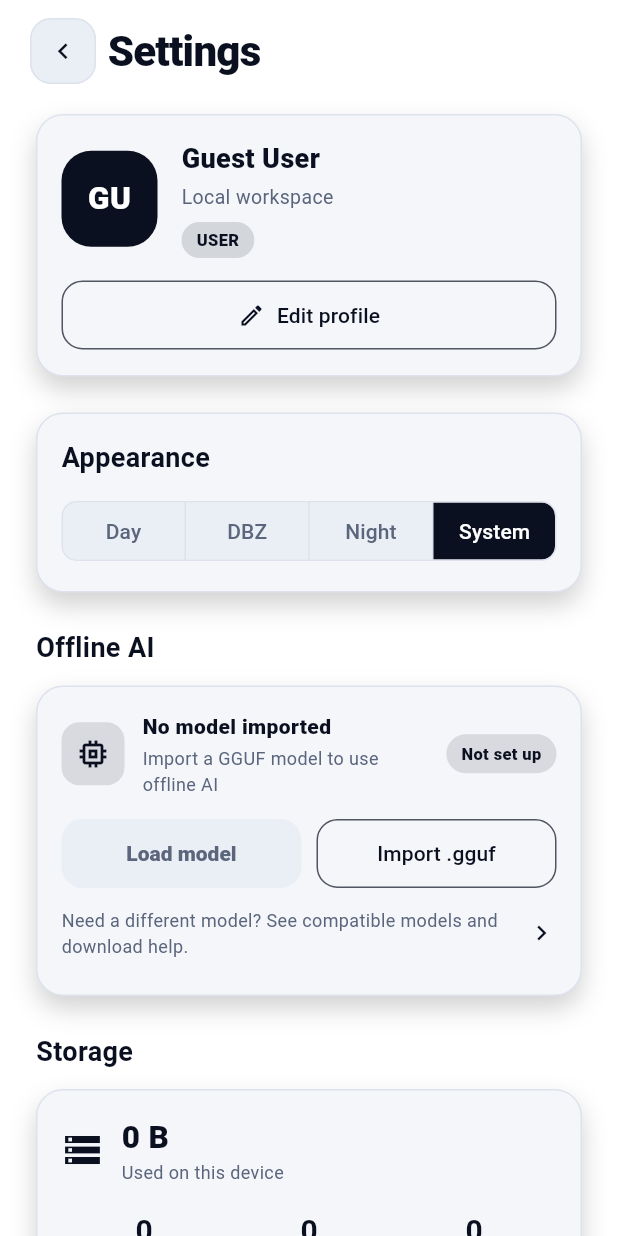
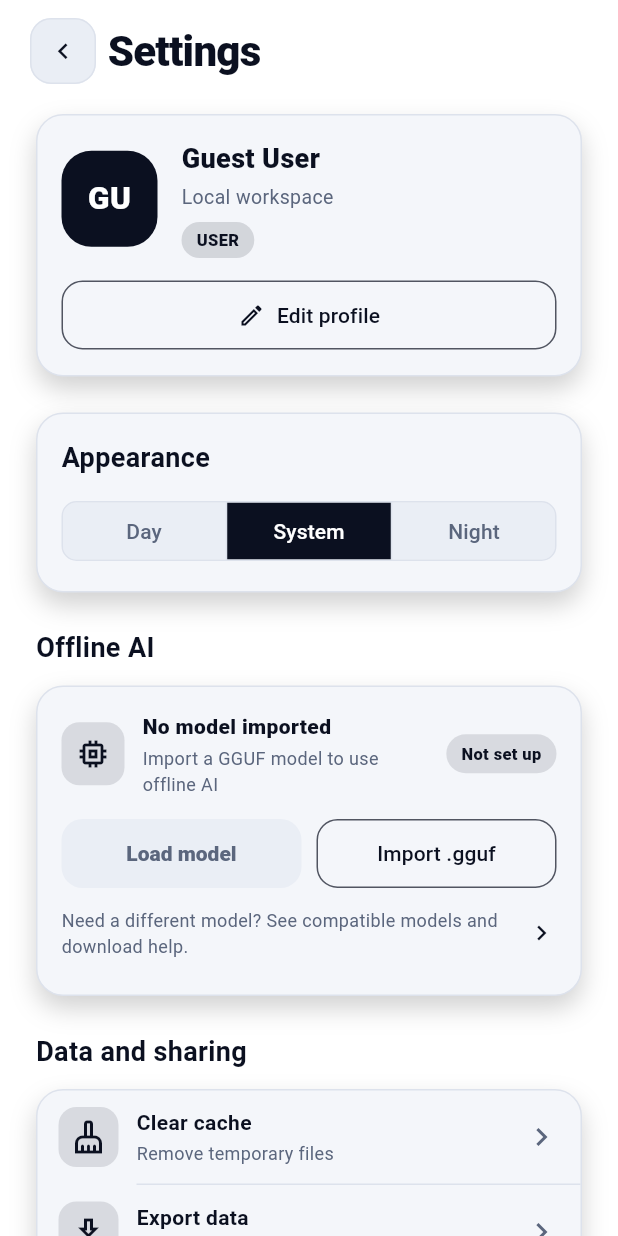
Before and after one commit to jomariebernales3-cell/convert2file, a Flutter app: the SettingsScreen screen opened by its route, on a phone screen of 412 x 824 dp. Run offline on Flutter 3.47's test engine with Material 3 defaults, Android fonts, the phone set to English and light mode, and no system bars; our stand-ins replace connectivity_plus, file_picker, fl_chart, image_picker, open_filex, pdf and 7 more; missing offline and left inert: flutter_math_fork, flutter_zxing, gal, llama_flutter_android, mobile_scanner, syncfusion_flutter_pdf; accounts and stored records are empty.

Commit message:
Remove DBZ theme and Settings storage stats

```diff
--- a/lib/main.dart
+++ b/lib/main.dart
@@ -66,7 +66,7 @@ class SmartTemplateApp extends StatelessWidget {
           themeMode: themeService.themeMode,
           theme: _buildAppTheme(AppColors.day, Brightness.light),
           darkTheme: _buildAppTheme(
-            themeService.isDbzTheme ? AppColors.dbz : AppColors.night,
+            AppColors.night,
             Brightness.dark,
           ),
           initialRoute: authService.isLoggedIn ? '/home' : '/login',
--- a/lib/screens/settings_screen.dart
+++ b/lib/screens/settings_screen.dart
@@ -7,7 +7,6 @@ import '../services/theme_service.dart';
 import '../services/local_llama_service.dart';
 import '../services/supabase_config.dart';
 import '../services/app_info_service.dart';
-import '../core/database_helper.dart';
 import '../widgets/figma_app_chrome.dart';
 import '../widgets/report_problem_sheet.dart';
 
@@ -21,7 +20,6 @@ class SettingsScreen extends StatefulWidget {
 class _SettingsScreenState extends State<SettingsScreen> {
   bool _isLoading = false;
   final LocalLlamaService _llama = LocalLlamaService.instance;
-  Map<String, dynamic>? _stats;
   final AnnouncementService _announcementService = AnnouncementService();
   bool _hasUnreadAnnouncements = false;
   String _aboutVersion = SupabaseConfig.displayAppVersion;
@@ -29,7 +27,6 @@ class _SettingsScreenState extends State<SettingsScreen> {
   @override
   void initState() {
     super.initState();
-    _loadStats();
     _loadAnnouncementUnread();
     _loadManagedAppVersion();
   }
@@ -55,30 +52,6 @@ class _SettingsScreenState extends State<SettingsScreen> {
         (item) => !seen.contains(item['id']?.toString()),
       );
     });
-  }
-
-  Future<void> _loadStats() async {
-    try {
-      final files = await DatabaseHelper.instance.queryAllFiles();
-      final users = await DatabaseHelper.instance.queryAllUsers();
-      final logs = await DatabaseHelper.instance.queryAllLogs();
-
-      int totalSize = 0;
-      for (final file in files) {
-        totalSize += (file['size_bytes'] as int? ?? 0);
-      }
-
-      setState(() {
-        _stats = {
-          'total_files': files.length,
-          'total_users': users.length,
-          'total_logs': logs.length,
-          'total_size': totalSize,
-        };
-      });
-    } catch (e) {
-      debugPrint('Failed to load stats: $e');
-    }
   }
 
   Future<void> _clearCache() async {
@@ -250,8 +223,6 @@ class _SettingsScreenState extends State<SettingsScreen> {
                 const SizedBox(height: 24),
                 _buildAiSection(),
                 const SizedBox(height: 24),
-                _buildStatsSection(),
-                const SizedBox(height: 24),
                 _buildActionsSection(),
                 const SizedBox(height: 24),
                 _buildAboutSection(),
@@ -409,9 +380,8 @@ class _SettingsScreenState extends State<SettingsScreen> {
               ),
               segments: const [
                 ButtonSegment(value: AppThemeChoice.day, label: Text('Day')),
-                ButtonSegment(value: AppThemeChoice.dbz, label: Text('DBZ')),
+                ButtonSegment(value: AppThemeChoice.system, label: Text('System')),
                 ButtonSegment(value: AppThemeChoice.night, label: Text('Night')),
-                ButtonSegment(value: AppThemeChoice.system, label: Text('System')),
               ],
               selected: selectedMainTheme,
               onSelectionChanged: (selection) async {
@@ -423,61 +393,6 @@ class _SettingsScreenState extends State<SettingsScreen> {
           ),
         ],
       ),
-    );
-  }
-
-  Widget _buildStatsSection() {
-    if (_stats == null) return const SizedBox.shrink();
-
-    return Column(
-      crossAxisAlignment: CrossAxisAlignment.start,
-      children: [
-        const Text(
-          'Storage',
-          style: TextStyle(fontSize: 18, fontWeight: FontWeight.bold),
-        ),
-        const SizedBox(height: 12),
-        FigmaCard(
-          padding: const EdgeInsets.all(16),
-          child: Column(
-            crossAxisAlignment: CrossAxisAlignment.start,
-            children: [
-              Row(
-                crossAxisAlignment: CrossAxisAlignment.center,
-                children: [
-                  Icon(Icons.storage_outlined,
-                      color: Theme.of(context).colorScheme.primary, size: 28),
-                  const SizedBox(width: 12),
-                  Column(
-                    crossAxisAlignment: CrossAxisAlignment.start,
-                    children: [
-                      Text(
-                        _formatBytes(_stats!['total_size'] as int),
-                        style: const TextStyle(
-                            fontSize: 21, fontWeight: FontWeight.w800),
-                      ),
-                      Text(
-                        'Used on this device',
-                        style: TextStyle(
-                            color: FigmaAppColors.subtext(context),
-                            fontSize: 12),
-                      ),
-                    ],
-                  ),
-                ],
-              ),
-              const SizedBox(height: 16),
-              Row(
-                children: [
-                  _buildStatItem('Files', _stats!['total_files'].toString()),
-                  _buildStatItem('Users', _stats!['total_users'].toString()),
-                  _buildStatItem('Logs', _stats!['total_logs'].toString()),
-                ],
-              ),
-            ],
-          ),
-        ),
-      ],
     );
   }
 
@@ -629,27 +544,6 @@ class _SettingsScreenState extends State<SettingsScreen> {
           ],
         );
       },
-    );
-  }
-
-  Widget _buildStatItem(String label, String value) {
-    return Expanded(
-      child: Column(
-        children: [
-          Text(
-            value,
-            style: const TextStyle(fontSize: 20, fontWeight: FontWeight.bold),
-          ),
-          const SizedBox(height: 3),
-          Text(
-            label,
-            style: TextStyle(
-              color: FigmaAppColors.subtext(context),
-              fontSize: 12,
-            ),
-          ),
-        ],
-      ),
     );
   }
 
@@ -862,13 +756,4 @@ class _SettingsScreenState extends State<SettingsScreen> {
       ],
     );
   }
-
-  String _formatBytes(int bytes) {
-    if (bytes < 1024) return '$bytes B';
-    if (bytes < 1024 * 1024) return '${(bytes / 1024).toStringAsFixed(1)} KB';
-    if (bytes < 1024 * 1024 * 1024) {
-      return '${(bytes / (1024 * 1024)).toStringAsFixed(1)} MB';
-    }
-    return '${(bytes / (1024 * 1024 * 1024)).toStringAsFixed(1)} GB';
-  }
 }
--- a/lib/services/theme_service.dart
+++ b/lib/services/theme_service.dart
@@ -1,7 +1,7 @@
 import 'package:flutter/material.dart';
 import 'package:shared_preferences/shared_preferences.dart';
 
-enum AppThemeChoice { day, night, dbz, system }
+enum AppThemeChoice { day, system, night }
 
 class ThemeService extends ChangeNotifier {
   static final ThemeService instance = ThemeService._();
@@ -14,11 +14,10 @@ class ThemeService extends ChangeNotifier {
   AppThemeChoice _themeChoice = _defaultThemeChoice;
 
   AppThemeChoice get themeChoice => _themeChoice;
-  bool get isDbzTheme => _themeChoice == AppThemeChoice.dbz;
   ThemeMode get themeMode => switch (_themeChoice) {
         AppThemeChoice.day => ThemeMode.light,
         AppThemeChoice.system => ThemeMode.system,
-        AppThemeChoice.night || AppThemeChoice.dbz => ThemeMode.dark,
+        AppThemeChoice.night => ThemeMode.dark,
       };
 
   Future<void> init({int? userId}) async {
@@ -45,7 +44,11 @@ class ThemeService extends ChangeNotifier {
     }
 
     final prefs = await SharedPreferences.getInstance();
-    _themeChoice = _themeFromName(prefs.getString(_userThemeKey));
+    final savedTheme = prefs.getString(_userThemeKey);
+    _themeChoice = _themeFromName(savedTheme);
+    if (savedTheme != null && savedTheme != _themeChoice.name) {
+      await prefs.setString(_userThemeKey, _themeChoice.name);
+    }
     if (notify) notifyListeners();
   }
 
@@ -63,12 +66,10 @@ class ThemeService extends ChangeNotifier {
   String get _userThemeKey => '${_themeKey}_user_$_currentUserId';
 
   AppThemeChoice _themeFromName(String? name) {
-    return switch (name) {
-      'day' || 'light' => AppThemeChoice.day,
-      'dbz' => AppThemeChoice.dbz,
-      'night' => AppThemeChoice.night,
-      'system' => AppThemeChoice.system,
-      _ => _defaultThemeChoice,
-    };
+    if (name == 'light') return AppThemeChoice.day;
+    for (final choice in AppThemeChoice.values) {
+      if (choice.name == name) return choice;
+    }
+    return _defaultThemeChoice;
   }
 }
--- a/lib/theme/app_colors.dart
+++ b/lib/theme/app_colors.dart
@@ -64,22 +64,6 @@ class AppColors extends ThemeExtension<AppColors> {
     warning: Color(0xFFFBBF24),
   );
 
-  static const dbz = AppColors(
-    background: Color(0xFF060913),
-    surface: Color(0xFF0E1322),
-    surface2: Color(0xFF151B30),
-    line: Color(0xFF232A47),
-    text: Color(0xFFF1F5F9),
-    muted: Color(0xFF97A3BB),
-    accent: Color(0xFF67E8F9),
-    accentInk: Color(0xFF04222A),
-    highlight: Color(0xFF67E8F9),
-    highlightInk: Color(0xFF04222A),
-    highlightGlow: Color.fromARGB(71, 103, 232, 249),
-    danger: Color(0xFFFCA5A5),
-    warning: Color(0xFFFBBF24),
-  );
-
   static AppColors of(BuildContext context) =>
       Theme.of(context).extension<AppColors>()!;
 
```
Also changed, not shown: 1 other file.
